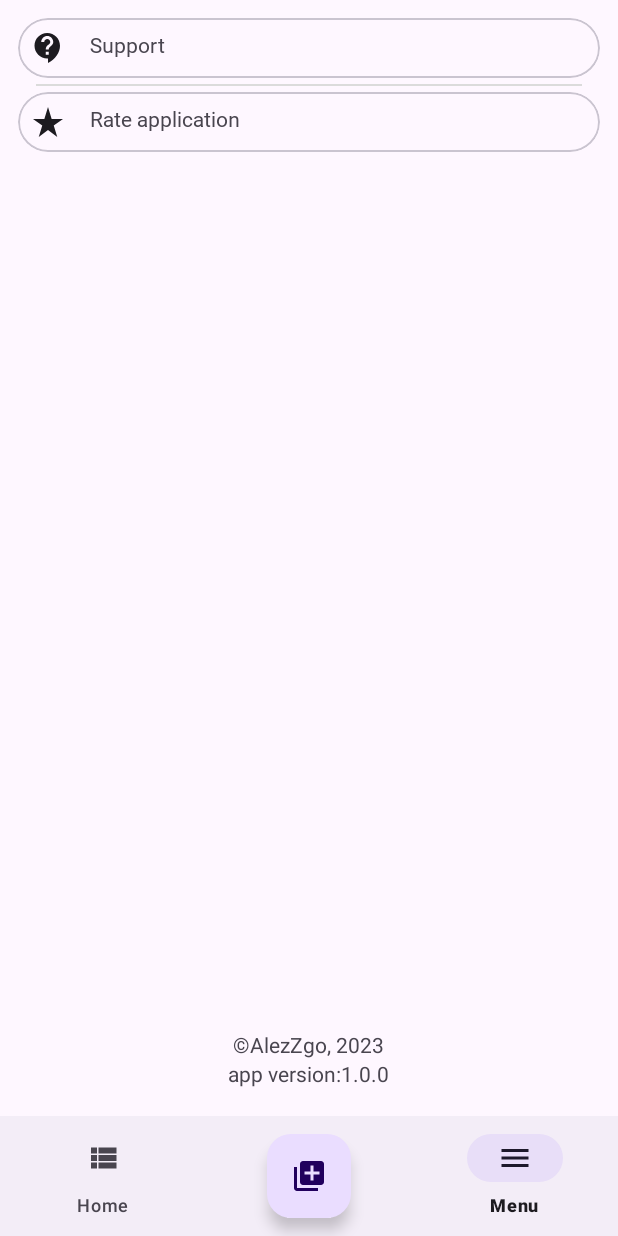
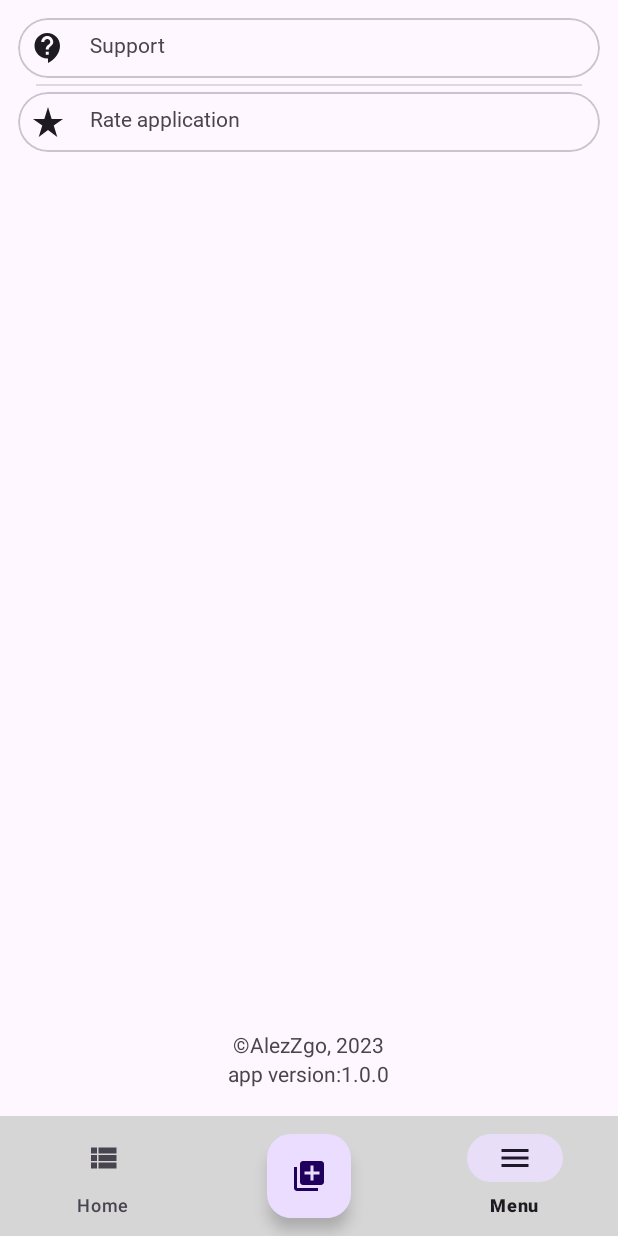
Before and after one commit to AlezZgo/QrHolder, an Android app: the MenuFragment screen opened through its navigation route, on a phone screen of 412 x 824 dp. Run offline under Robolectric (Android 15) with nearby library versions, the phone set to English and light mode, and no system bars; our stand-ins replace Dagger/Hilt's generated code, Room's generated code, Shimmer, navigation-ui; libraries missing offline, so code that uses them is left out: com.google.mlkit.vision, ru.mintrocket.lib.

```diff
--- a/app/src/main/java/com/example/qrholder/di/AppModule.kt
+++ b/app/src/main/java/com/example/qrholder/di/AppModule.kt
@@ -55,7 +55,6 @@ object AppModule {
 
     @Provides
     fun provideQrCodeScanner(
-        manageResources: ManageResources
     ): BarcodeScanner = BarcodeScanning.getClient(
         BarcodeScannerOptions.Builder()
             .setBarcodeFormats(Barcode.FORMAT_QR_CODE)
--- a/app/src/main/java/com/example/qrholder/presentation/home/HomeViewModel.kt
+++ b/app/src/main/java/com/example/qrholder/presentation/home/HomeViewModel.kt
@@ -45,8 +45,7 @@ class HomeViewModel @Inject constructor(
 
             //todo switch dispatcher isn`t right there? is it?
             //todo it works just because it takes some delay,
-            //during which complete list would finish initializing
-            //todo SUGGESTION!!! USE OBSERVE FOREVER!!!!!
+            //todo during which complete list would finish initializing
             withContext(dispatchers.ui()) {
                 filter(manageResources.string(R.string.empty))
             }
--- a/app/src/main/java/com/example/qrholder/presentation/menu/MenuFragment.kt
+++ b/app/src/main/java/com/example/qrholder/presentation/menu/MenuFragment.kt
@@ -16,11 +16,18 @@ class MenuFragment : AbstractFragment<FragmentMenuBinding, MenuViewModel>(
 
     override fun setupViews() {
         super.setupViews()
-        binding.tvAppVersion.text = BuildConfig.VERSION_NAME
-        binding.cvSupport.setOnClickListener {
-            startActivity(
-                Intent(Intent.ACTION_VIEW, Uri.parse(getString(R.string.support_link)))
-            )
+        binding.run{
+            tvAppVersion.text = BuildConfig.VERSION_NAME
+            cvSupport.setOnClickListener {
+                startActivity(
+                    Intent(Intent.ACTION_VIEW, Uri.parse(getString(R.string.support_link)))
+                )
+            }
+            cvRateApp.setOnClickListener {
+                startActivity(
+                    Intent(Intent.ACTION_VIEW, Uri.parse(getString(R.string.app_link                                                                                                              )))
+                )
+            }
         }
     }
 }
--- a/app/src/main/res/layout/activity_main.xml
+++ b/app/src/main/res/layout/activity_main.xml
@@ -10,6 +10,7 @@
         android:id="@+id/nav_view"
         android:layout_width="0dp"
         android:layout_height="wrap_content"
+        style="@style/Widget.Material3.BottomNavigationView.MyStyle"
         app:layout_constraintBottom_toBottomOf="parent"
         app:layout_constraintLeft_toLeftOf="parent"
         app:layout_constraintRight_toRightOf="parent"
@@ -81,10 +82,12 @@
         android:layout_width="wrap_content"
         android:layout_height="wrap_content"
         android:clickable="true"
+
         android:contentDescription="@string/open_camera_to_find_qr_code"
         android:focusable="true"
         android:visibility="invisible"
         app:fabSize="mini"
+
         app:layout_constraintBottom_toBottomOf="@+id/fabGallery"
         app:layout_constraintEnd_toEndOf="parent"
         app:layout_constraintStart_toEndOf="@+id/fabGallery"
--- a/app/src/main/res/values-night/themes.xml
+++ b/app/src/main/res/values-night/themes.xml
@@ -1,7 +1,8 @@
 <resources>
 
     <style name="Theme.QrHolder" parent="Theme.Material3.DayNight.NoActionBar">
-        <item name="colorPrimary">@color/dark_gray</item>
+        <item name="android:statusBarColor">@color/zxing_transparent</item>
+
     </style>
 
     <style name="ThemeOverlay.Material3.Toolbar.Surface.MyStyle" parent="ThemeOverlay.Material3.Toolbar.Surface">
--- a/app/src/main/res/values/strings.xml
+++ b/app/src/main/res/values/strings.xml
@@ -10,7 +10,7 @@
     <string name="app_version">app version:</string>
     <string name="support">Support</string>
     <string name="rate_app">Rate application</string>
-    <string name="build_qr_code">create your own qr code</string>
+    <string name="build_qr_code">Create your own qr code</string>
     <string name="choose_image_from_gallery">Choose image from gallery to search Qr code!</string>
     <string name="open_camera_to_find_qr_code">Open your camera to find Qr code</string>
     <string name="click_to_add_qr_code">Click here to add new Qr code by different ways</string>
@@ -49,5 +49,6 @@
     <string name="permission_denied">Permission denied</string>
     <string name="permission_denied_forever_message">"You have denied permission forever. You can change your decision in app settings.\nWould you like to open app settings? "</string>
     <string name="qr_code_was_not_found">Qr code was not found</string>
+    <string name="app_link">https://apps.rustore.ru/app/com.example.qrholder</string>
 
 </resources>
--- a/app/src/main/res/values/themes.xml
+++ b/app/src/main/res/values/themes.xml
@@ -6,6 +6,10 @@
         <item name="colorPrimary">@color/aquamarine_200</item>
         <item name="android:navigationBarColor">@color/gray</item>
 
+    </style>
+
+    <style name="Widget.Material3.BottomNavigationView.MyStyle" parent="Widget.Material3.BottomNavigationView">
+        <item name="backgroundTint">@color/zxing_transparent</item>
     </style>
 
     <style name="Base.Widget.Material3.CardView.MyStyle"  parent="Widget.MaterialComponents.CardView">
```
Also changed, not shown: 1 other file.
